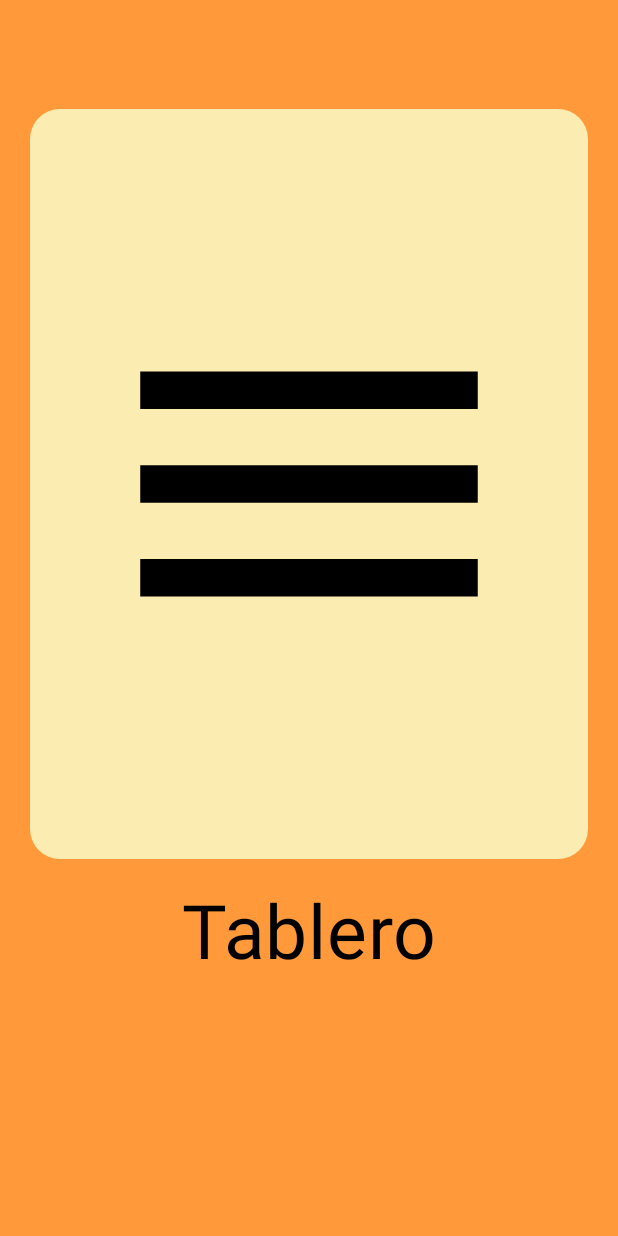
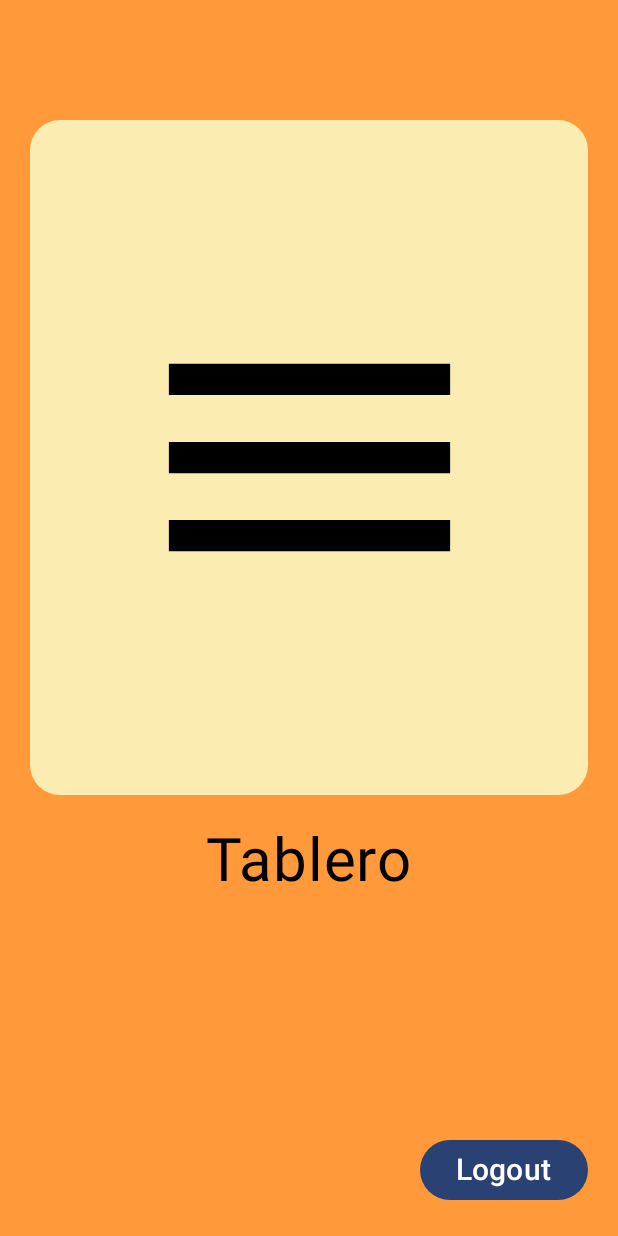
Before and after one commit to luisbarajasr/nuevo-amanecer-app, an Android app built with Jetpack Compose: the MenuScreen screen opened through its navigation route, on a phone screen of 412 x 824 dp. Run offline under Robolectric (Android 15) with nearby library versions, the phone set to English and light mode, and no system bars; our stand-ins replace livedata-compose.

Commit message:
logout button
añadi el boton d elogout en el menu

```diff
--- a/app/src/main/java/com/example/nuevo_amanecer_app/screens/JuegosMenuScreen.kt
+++ b/app/src/main/java/com/example/nuevo_amanecer_app/screens/JuegosMenuScreen.kt
@@ -21,7 +21,6 @@
 import androidx.compose.ui.Modifier
 import androidx.compose.ui.draw.clip
 import androidx.compose.ui.graphics.Color
-import androidx.compose.ui.res.painterResource
 import androidx.compose.ui.unit.dp
 import androidx.compose.ui.unit.sp
 import androidx.navigation.NavController
@@ -119,6 +118,8 @@
                 Text(text = "Nivel 4: Cuadricula con números", fontSize = 50.sp)
             }
 
+
         }
+
     }
 }
--- a/app/src/main/java/com/example/nuevo_amanecer_app/screens/MenuScreen.kt
+++ b/app/src/main/java/com/example/nuevo_amanecer_app/screens/MenuScreen.kt
@@ -1,9 +1,9 @@
 package com.example.nuevo_amanecer_app.screens
 
-import androidx.compose.foundation.Image
 import androidx.compose.foundation.background
 import androidx.compose.foundation.clickable
 import androidx.compose.foundation.layout.Arrangement
+import androidx.compose.foundation.layout.Box
 import androidx.compose.foundation.layout.Column
 import androidx.compose.foundation.layout.Row
 import androidx.compose.foundation.layout.fillMaxSize
@@ -16,8 +16,6 @@
 import androidx.compose.material.icons.filled.Home
 import androidx.compose.material.icons.filled.Menu
 import androidx.compose.material3.Button
-import androidx.compose.material3.ButtonDefaults
-import androidx.compose.material3.ElevatedButton
 import androidx.compose.material3.Icon
 import androidx.compose.material3.Text
 import androidx.compose.runtime.Composable
@@ -31,17 +29,15 @@
 
 @Composable
 fun MenuScreen(navController: NavController) {
-
-    Column(
+    Box(
         modifier = Modifier
-            .fillMaxSize(),
-        verticalArrangement = Arrangement.Center,
-        horizontalAlignment = Alignment.CenterHorizontally
+            .fillMaxSize()
     ) {
-
         Row(
-
-        ){
+            horizontalArrangement = Arrangement.Center,
+            verticalAlignment = Alignment.CenterVertically
+        ) {
+            // Tablero column
             Column(
                 verticalArrangement = Arrangement.Center,
                 horizontalAlignment = Alignment.CenterHorizontally
@@ -49,8 +45,8 @@
                 Column(
                     modifier = Modifier
                         .padding(20.dp)
-                        .height(500.dp)
-                        .width(500.dp)
+                        .height(450.dp) // Reduced height to 450dp from 500dp
+                        .width(450.dp) // Reduced width to 450dp from 500dp
                         .clip(shape = RoundedCornerShape(20.dp))
                         .background(color = Color(android.graphics.Color.parseColor("#FBECB2")))
                         .clickable(onClick = {
@@ -59,11 +55,12 @@
                     verticalArrangement = Arrangement.Center,
                     horizontalAlignment = Alignment.CenterHorizontally
                 ) {
-                    Icon(Icons.Default.Menu, contentDescription = "vdfg", tint = Color.Black, modifier = Modifier.size(300.dp))
+                    Icon(Icons.Default.Menu, contentDescription = "Menu", tint = Color.Black, modifier = Modifier.size(250.dp)) // Reduced size to 250dp
                 }
-                Text(text = "Tablero", fontSize = 50.sp)
+                Text(text = "Tablero", fontSize = 40.sp) // Reduced font size to 40sp
             }
 
+            // Juegos column
             Column(
                 verticalArrangement = Arrangement.Center,
                 horizontalAlignment = Alignment.CenterHorizontally
@@ -71,8 +68,8 @@
                 Column(
                     modifier = Modifier
                         .padding(20.dp)
-                        .height(500.dp)
-                        .width(500.dp)
+                        .height(450.dp) // Reduced height to 450dp from 500dp
+                        .width(450.dp) // Reduced width to 450dp from 500dp
                         .clip(shape = RoundedCornerShape(20.dp))
                         .background(color = Color(android.graphics.Color.parseColor("#F1B4BB")))
                         .clickable(onClick = {
@@ -81,11 +78,26 @@
                     verticalArrangement = Arrangement.Center,
                     horizontalAlignment = Alignment.CenterHorizontally
                 ) {
-                    Icon(Icons.Default.Home, contentDescription = "vdjfg", tint = Color.Black, modifier = Modifier.size(300.dp))
+                    Icon(Icons.Default.Home, contentDescription = "Home", tint = Color.Black, modifier = Modifier.size(250.dp)) // Reduced size to 250dp
                 }
-                Text(text = "Juegos", fontSize = 50.sp)
+                Text(text = "Juegos", fontSize = 40.sp) // Reduced font size to 40sp
             }
+        }
 
+        // Logout button aligned to the bottom right
+        Button(
+            onClick = {
+                navController.navigate("LoginPage") {
+                    popUpTo(navController.graph.startDestinationId) {
+                        inclusive = true
+                    }
+                }
+            },
+            modifier = Modifier
+                .align(Alignment.BottomEnd)
+                .padding(20.dp)
+        ) {
+            Text("Logout", fontSize = 20.sp)
         }
     }
 }
```
